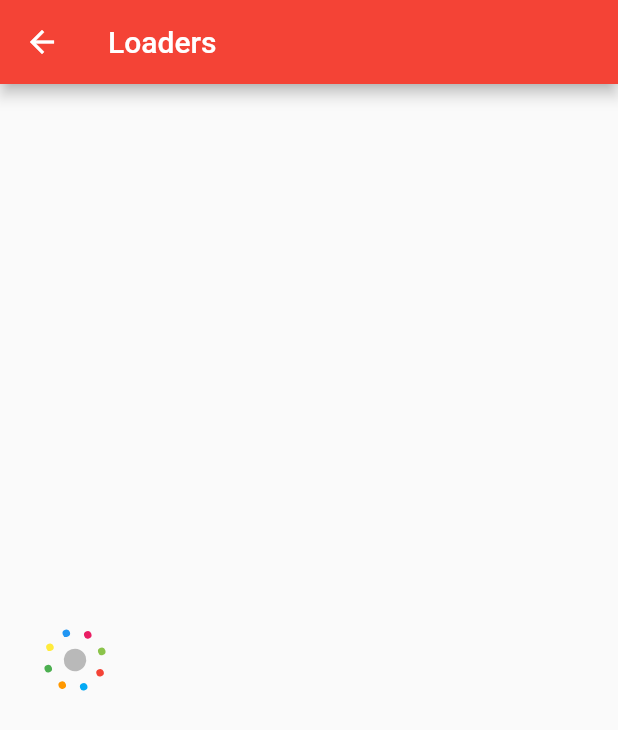
After one commit to KINGDAN00/st_project, a Flutter app: the LoadersPage screen opened directly, on a phone screen of 412 x 824 dp. The commit adds this screen. Shown: the top 730 px of the screen. Run offline on Flutter 3.47's test engine with Material 2 defaults, Android fonts, the phone set to English and light mode, and no system bars; our stand-ins replace flutter_swiper, local_auth; missing offline and left inert: flutter_lock_screen.

Commit message:
New menace

```diff
--- /dev/null
+++ b/lib/load/loader2.dart
@@ -0,0 +1,136 @@
+import 'dart:math';
+
+import 'package:flutter/material.dart';
+
+class LoaderTwo extends StatefulWidget {
+  final Color centralDotColor;
+  final Color dotOneColor;
+  final Color dotTwoColor;
+  final Color dotThreeColor;
+  final Color dotFourColor;
+  final Color dotFiveColor;
+  final Color dotSixColor;
+  final Color dotSevenColor;
+  final Color dotEightColor;
+  final double centralDotRadius;
+  final double outerDotRadius;
+  final double spanRadius;
+  final Duration duration;
+
+  LoaderTwo({Key key, this.centralDotColor = Colors.black26, this.dotOneColor=Colors.red, this.dotTwoColor=Colors.lightBlue, this.dotThreeColor=Colors.orange, this.dotFourColor=Colors.green, this.dotFiveColor=Colors.yellow, this.dotSixColor=Colors.blue, this.dotSevenColor=Colors.pink, this.dotEightColor=Colors.lightGreen, this.centralDotRadius=15.0, this.spanRadius=15.0, this.duration = const Duration(seconds: 2), this.outerDotRadius = 5.0 }) : super(key: key);
+
+  _LoaderTwoState createState() => _LoaderTwoState(centralDotRadius);
+}
+
+class _LoaderTwoState extends State<LoaderTwo> with SingleTickerProviderStateMixin {
+  AnimationController controller;
+  Animation<double> animationRotation;
+  Animation<double> animationRadiusIn;
+  Animation<double> animationRadiusOut;
+
+  final double initialRadius;
+  double radius = 0.0;
+
+  _LoaderTwoState(this.initialRadius);
+
+  @override
+  void initState() {
+    super.initState();
+    controller = AnimationController(
+      vsync: this,
+      duration: widget.duration);
+
+    animationRadiusIn = Tween<double>(begin: 1.0, end: 0.0).animate(
+      CurvedAnimation(parent: controller, curve: Interval(0.75, 1.0, curve: Curves.elasticIn),)
+    );
+    animationRadiusOut = Tween<double>(begin: 0.0, end: 1.0).animate(
+      CurvedAnimation(parent: controller, curve: Interval(0.0, 0.25, curve: Curves.elasticOut),)
+    );
+    animationRotation = Tween<double>(begin: 0.0, end: 1.0).animate(
+      CurvedAnimation(parent: controller, curve: Interval(0.0, 1.0, curve: Curves.linear))
+    );
+
+    controller.addListener((){
+      if(controller.value >= 0.75 && controller.value <= 1.0) {
+        setState(() {
+          radius = animationRadiusIn.value * initialRadius;
+        });
+      }else if(controller.value >= 0.0 && controller.value <= 0.25) {
+        setState(() {
+          radius = animationRadiusOut.value * initialRadius;
+        });
+      }
+    });
+
+    controller.repeat();
+  }
+
+  @override
+  void dispose() {
+    super.dispose();
+    controller.dispose();
+  }
+
+  @override
+  Widget build(BuildContext context) {
+    return Container(
+      height: 100.0,
+      width: 100.0,
+      child: Center(
+        child: RotationTransition(
+          turns: animationRotation,
+          child: Stack(
+            children: <Widget>[
+              Dot(radius: widget.centralDotRadius,color: widget.centralDotColor,),
+              Transform.translate(
+                offset: Offset(cos(pi/4)*radius, sin(pi/4)*radius),
+                child: Dot(radius: widget.outerDotRadius,color: widget.dotOneColor,)),
+              Transform.translate(
+                offset: Offset(cos(2*pi/4)*radius, sin(2*pi/4)*radius),
+                child: Dot(radius: widget.outerDotRadius,color: widget.dotTwoColor,)),
+              Transform.translate(
+                offset: Offset(cos(3*pi/4)*radius, sin(3*pi/4)*radius),
+                child: Dot(radius: widget.outerDotRadius,color: widget.dotThreeColor,)),
+              Transform.translate(
+                offset: Offset(cos(pi)*radius, sin(pi)*radius),
+                child: Dot(radius: widget.outerDotRadius,color: widget.dotFourColor,)),
+              Transform.translate(
+                offset: Offset(cos(5*pi/4)*radius, sin(5*pi/4)*radius),
+                child: Dot(radius: widget.outerDotRadius,color: widget.dotFiveColor,)),
+              Transform.translate(
+                offset: Offset(cos(6*pi/4)*radius, sin(6*pi/4)*radius),
+                child: Dot(radius: widget.outerDotRadius,color: widget.dotSixColor,)),
+              Transform.translate(
+                offset: Offset(cos(7*pi/4)*radius, sin(7*pi/4)*radius),
+                child: Dot(radius: widget.outerDotRadius,color: widget.dotSevenColor,)),
+              Transform.translate(
+                offset: Offset(cos(8*pi/4)*radius, sin(8*pi/4)*radius),
+                child: Dot(radius: widget.outerDotRadius,color: widget.dotEightColor,)),
+            ],
+          ),
+        ),
+      ),
+    );
+  }
+}
+
+class Dot extends StatelessWidget {
+  final double radius;
+  final Color color;
+
+  const Dot({Key key, this.radius, this.color}) : super(key: key);
+
+  @override
+  Widget build(BuildContext context) {
+    return Center(
+      child: Container(
+        width: radius,
+        height: radius,
+        decoration: BoxDecoration(
+          color: color,
+          shape: BoxShape.circle
+        ),
+      ),
+    );
+  }
+}
--- /dev/null
+++ b/lib/load/loaders.dart
@@ -0,0 +1,24 @@
+import 'package:flights_app/load/loader2.dart';
+import 'package:flutter/material.dart';
+
+class LoadersPage extends StatelessWidget {
+  @override
+  Widget build(BuildContext context) {
+    return Scaffold(
+      appBar: AppBar(
+        title: Text("Loaders"),
+      ),
+      body: Container(
+        child: Column(
+          mainAxisAlignment: MainAxisAlignment.center,
+          crossAxisAlignment: CrossAxisAlignment.center,
+          children: <Widget>[
+            SizedBox(height: 10.0,),
+            LoaderTwo(),
+            SizedBox(height: 10.0,),
+          ],
+        ),
+      ),
+    );
+  }
+}
--- a/lib/main.dart
+++ b/lib/main.dart
@@ -22,8 +22,7 @@
 //     );
 //   }
 // }
-import 'package:flights_app/home_page.dart';
-import 'package:flights_app/login_signup_screens/login_screen.dart';
+import 'package:flights_app/Home/home_screen.dart';
 import 'package:flutter/material.dart';
 
 void main() => runApp(new MyApp());
@@ -37,7 +36,7 @@ class MyApp extends StatelessWidget {
       theme: new ThemeData(
         primarySwatch: Colors.red,
       ),
-      home: new LoginScreen(),
+      home: new MyHomePageScreen(),
     );
   }
 }
--- a/lib/flight_card.dart
+++ b/lib/seach/flight_card.dart
@@ -1,6 +1,6 @@
+import 'package:flights_app/seach/flight_model.dart';
+import 'package:flights_app/seach/flights_details_screen.dart';
 import 'package:flutter/material.dart';
-import 'package:flights_app/flight_model.dart';
-import 'package:flights_app/flights_details_screen.dart';
 
 class FlightCard extends StatelessWidget{
   final Flight flight;
--- a/lib/flight_dummy.dart
+++ b/lib/seach/flight_dummy.dart
@@ -1,4 +1,6 @@
-import 'package:flights_app/flight_model.dart';
+
+
+import 'package:flights_app/seach/flight_model.dart';
 
 class FlightsMockData {
 
--- a/lib/flights_details_screen.dart
+++ b/lib/seach/flights_details_screen.dart
@@ -1,6 +1,6 @@
+import 'package:flights_app/seach/flight_card.dart';
+import 'package:flights_app/seach/flight_model.dart';
 import 'package:flutter/material.dart';
-import 'package:flights_app/flight_card.dart';
-import 'package:flights_app/flight_model.dart';
 
 class FlightDetailScreen extends StatelessWidget{
 
```
Also changed, not shown: lib/Home/home_screen.dart (+13 -0 lines), lib/content_card.dart (+20 -1 lines), lib/main.1.dart (deleted, +0 -18 lines), lib/myCompteMoney/login/otp_login.dart (added, +144 -0 lines), lib/seach/flight_list_screen.dart (renamed from lib/flight_list_screen.dart, +3 -4 lines), lib/seach/home_screen.dart (renamed from lib/home_screen.dart, +4 -4 lines), lib/seach/main.dart (added, +24 -0 lines), lib/seach/flight_model.dart (renamed from lib/flight_model.dart).
